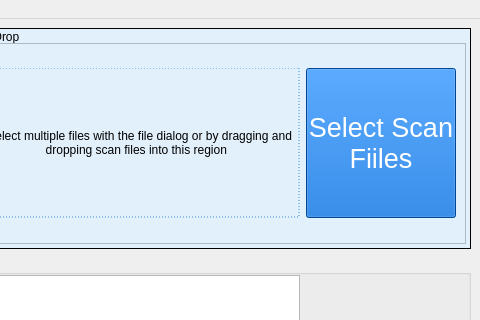
Qt form ui_scans_to_reports.ui (CyberSecDef/scans2reports) before a commit; both pictures show x 454 to 934 and y 0 to 320 of the 934 by 823 pixel window.
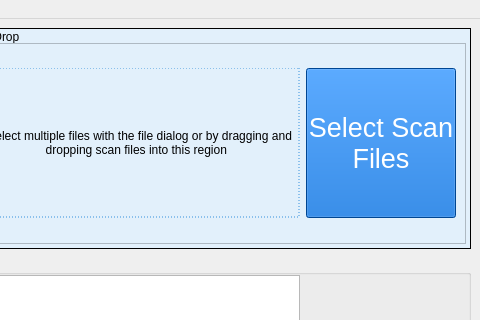
The same form after that commit.

Commit message: Fixes #5 Fixed typo on Select Scan Files button

Patch:
```diff
--- a/ui_scans_to_reports.ui
+++ b/ui_scans_to_reports.ui
@@ -726,7 +726,7 @@
               </property>
               <property name="text">
                <string>Select Scan
-Fiiles</string>
+Files</string>
               </property>
              </widget>
             </item>
```
The commit also changes 1 other file.
